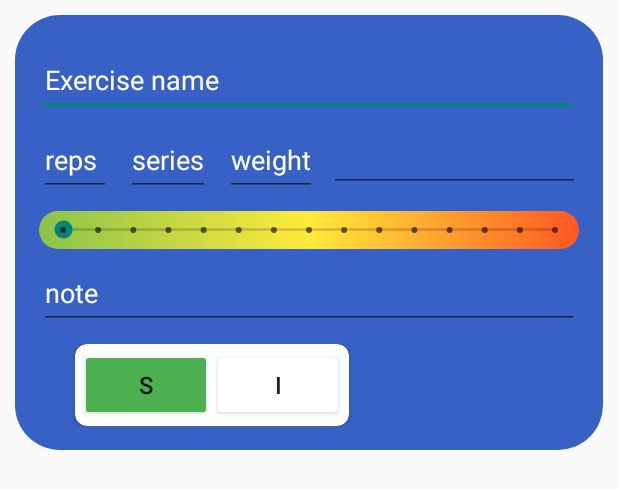
After one commit to mattexe1903/dispositiviMobiliMarelli, an Android app built with Jetpack Compose: the layout new_exercise_box.xml on its own in the app's theme, with its tools: preview values and no code run, on a phone screen of 412 x 824 dp. The commit adds this screen. Shown: the top 489 px of the screen. Run offline under Robolectric (Android 15) with nearby library versions, the phone set to English and light mode, and no system bars.

Commit message:
create the exercise box with the timer gadget

```diff
--- a/app/src/main/res/layout/activity_new_workout.xml
+++ b/app/src/main/res/layout/activity_new_workout.xml
@@ -488,12 +488,13 @@
                     android:id="@+id/saveButton"
                     android:layout_width="wrap_content"
                     android:layout_height="wrap_content"
-                    android:layout_marginStart="168dp"
                     android:layout_marginTop="25dp"
+                    android:background="@drawable/round_border"
+                    android:backgroundTint="@color/blue"
+                    android:gravity="center"
                     android:text="save"
                     android:textColor="@color/white"
-                    android:background="@drawable/round_border"
-                    android:backgroundTint="@color/blue"
+                    app:layout_constraintEnd_toEndOf="parent"
                     app:layout_constraintStart_toStartOf="parent"
                     app:layout_constraintTop_toBottomOf="@+id/container" />
 
--- /dev/null
+++ b/app/src/main/res/layout/new_exercise_box.xml
@@ -0,0 +1,187 @@
+<androidx.constraintlayout.widget.ConstraintLayout xmlns:android="http://schemas.android.com/apk/res/android"
+    xmlns:app="http://schemas.android.com/apk/res-auto"
+    xmlns:tools="http://schemas.android.com/tools"
+    android:layout_width="match_parent"
+    android:layout_height="wrap_content"
+    android:layout_marginTop="10dp"
+    android:layout_marginBottom="10dp"
+    android:layout_marginStart="10dp"
+    android:layout_marginEnd="10dp"
+    android:background="@drawable/box_bg"
+    android:orientation="vertical"
+    android:padding="16dp">
+
+
+    <AutoCompleteTextView
+        android:id="@+id/editExerciseName"
+        android:layout_width="match_parent"
+        android:layout_height="48dp"
+        android:layout_marginTop="3dp"
+        android:hint="Exercise name"
+        android:textColor="@color/white"
+        android:textColorHint="@color/white"
+        app:layout_constraintEnd_toEndOf="parent"
+        app:layout_constraintStart_toStartOf="parent"
+        app:layout_constraintTop_toTopOf="parent" />
+
+    <EditText
+        android:id="@+id/editReps"
+        android:layout_width="48dp"
+        android:layout_height="48dp"
+        android:textColor="@color/white"
+        android:textColorHint="@color/white"
+        android:hint="reps"
+        android:layout_marginTop="5dp"
+        app:layout_constraintStart_toStartOf="parent"
+        app:layout_constraintTop_toBottomOf="@+id/editExerciseName" />
+
+    <EditText
+        android:id="@+id/editSerie"
+        android:layout_width="wrap_content"
+        android:layout_height="48dp"
+        android:layout_marginStart="10dp"
+        android:layout_marginTop="5dp"
+        android:hint="series"
+        android:textColor="@color/white"
+        android:textColorHint="@color/white"
+        app:layout_constraintStart_toEndOf="@+id/editReps"
+        app:layout_constraintTop_toBottomOf="@+id/editExerciseName" />
+
+    <EditText
+        android:id="@+id/editWeight"
+        android:layout_width="wrap_content"
+        android:layout_height="48dp"
+        android:layout_marginStart="10dp"
+        android:layout_marginTop="5dp"
+        android:textColor="@color/white"
+        android:textColorHint="@color/white"
+        android:hint="weight"
+        app:layout_constraintStart_toEndOf="@+id/editSerie"
+        app:layout_constraintTop_toBottomOf="@+id/editExerciseName" />
+
+
+    <androidx.cardview.widget.CardView
+        android:layout_width="wrap_content"
+        android:layout_height="wrap_content"
+        android:layout_marginStart="24dp"
+        android:layout_marginTop="10dp"
+        app:cardCornerRadius="8dp"
+        app:layout_constraintBottom_toBottomOf="parent"
+        app:layout_constraintStart_toStartOf="parent"
+        app:layout_constraintTop_toBottomOf="@+id/editNote">
+
+        <androidx.constraintlayout.widget.ConstraintLayout
+            android:layout_width="match_parent"
+            android:layout_height="wrap_content"
+            android:padding="3dp">
+
+            <Button
+                android:id="@+id/start"
+                android:layout_width="wrap_content"
+                android:layout_height="wrap_content"
+                android:backgroundTint="#4CAF50"
+                android:text="S"
+                android:textSize="16sp"
+                app:layout_constraintBottom_toBottomOf="parent"
+                app:layout_constraintStart_toStartOf="parent"
+                app:layout_constraintTop_toTopOf="parent" />
+
+            <Button
+                android:id="@+id/intermedio"
+                android:layout_width="wrap_content"
+                android:layout_height="wrap_content"
+                android:backgroundTint="#FFFFFF"
+                android:text="I"
+                android:textSize="16sp"
+                app:layout_constraintBottom_toBottomOf="parent"
+                app:layout_constraintStart_toEndOf="@+id/start"
+                app:layout_constraintTop_toTopOf="parent" />
+
+            <Button
+                android:id="@+id/reset"
+                android:layout_width="wrap_content"
+                android:layout_height="wrap_content"
+                android:backgroundTint="#FFA500"
+                android:text="R"
+                android:textSize="16sp"
+                android:visibility="gone"
+                app:layout_constraintBottom_toBottomOf="parent"
+                app:layout_constraintStart_toEndOf="@+id/intermedio"
+                app:layout_constraintTop_toTopOf="parent" />
+
+            <Button
+                android:id="@+id/stop"
+                android:layout_width="wrap_content"
+                android:layout_height="wrap_content"
+                android:backgroundTint="#FD1808"
+                android:text="A"
+                android:textSize="16sp"
+                android:visibility="gone"
+                app:layout_constraintBottom_toBottomOf="parent"
+                app:layout_constraintStart_toEndOf="@+id/reset"
+                app:layout_constraintTop_toTopOf="parent" />
+
+        </androidx.constraintlayout.widget.ConstraintLayout>
+    </androidx.cardview.widget.CardView>
+
+    <LinearLayout
+        android:id="@+id/sub_button_container"
+        android:layout_width="wrap_content"
+        android:layout_height="wrap_content"
+        android:orientation="horizontal"
+        android:gravity="center"
+        android:visibility="gone"
+        app:layout_constraintStart_toEndOf="@+id/editWeight"
+        app:layout_constraintTop_toBottomOf="@+id/editExerciseName"
+        app:layout_constraintEnd_toEndOf="parent">
+
+        <Button
+            android:id="@+id/button_stop"
+            android:layout_width="wrap_content"
+            android:layout_height="wrap_content"
+            android:text="Stop" />
+
+        <Button
+            android:id="@+id/button_reset"
+            android:layout_width="wrap_content"
+            android:layout_height="wrap_content"
+            android:layout_marginStart="10dp"
+            android:text="Reset" />
+    </LinearLayout>
+
+    <SeekBar
+        android:id="@+id/exerciseBorgValue"
+        android:layout_width="match_parent"
+        style="@style/Widget.AppCompat.SeekBar.Discrete"
+        android:layout_height="25dp"
+        android:layout_marginTop="10dp"
+        android:background="@drawable/seekbar_bg"
+        android:max="14"
+        android:progress="0"
+        app:layout_constraintEnd_toEndOf="parent"
+        app:layout_constraintTop_toBottomOf="@+id/editWeight" />
+
+    <EditText
+        android:id="@+id/editNote"
+        android:layout_width="match_parent"
+        android:layout_height="48dp"
+        android:layout_marginTop="5dp"
+        android:hint="note"
+        android:textColor="@color/white"
+        android:textColorHint="@color/white"
+        app:layout_constraintEnd_toEndOf="parent"
+        app:layout_constraintStart_toStartOf="parent"
+        app:layout_constraintTop_toBottomOf="@+id/exerciseBorgValue" />
+
+    <EditText
+        android:id="@+id/editTextTime"
+        android:layout_width="167dp"
+        android:layout_height="37dp"
+        android:layout_marginStart="8dp"
+        android:layout_marginTop="8dp"
+        android:ems="10"
+        android:inputType="time"
+        app:layout_constraintStart_toEndOf="@+id/editWeight"
+        app:layout_constraintTop_toTopOf="@+id/editWeight" />
+
+</androidx.constraintlayout.widget.ConstraintLayout>
```
